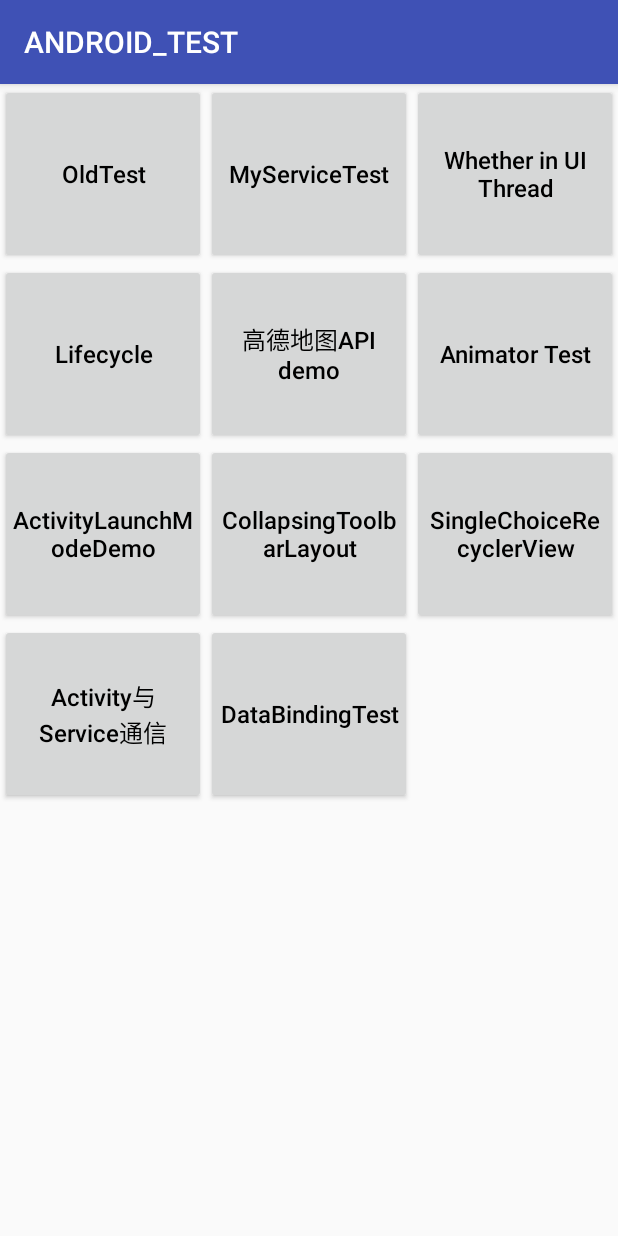
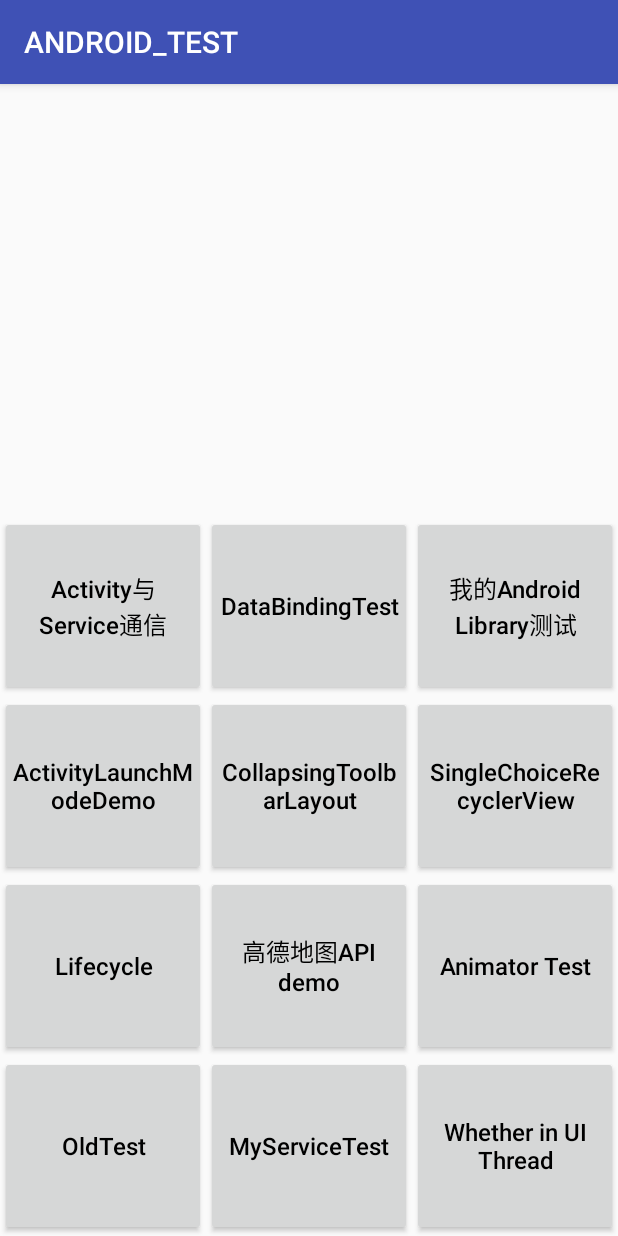
Before and after one commit to Seckawijoki/Seckawijoki_ANDROID_TEST, an Android app: the screen it shows after launch (MainActivity), on a phone screen of 412 x 824 dp. Run offline under Robolectric (Android 15) with nearby library versions, the light colour scheme and no system bars.

Commit message:
Some annotation tests.

```diff
--- a/app/src/main/java/com/seckawijoki/android_test/base/BaseModel.java
+++ b/app/src/main/java/com/seckawijoki/android_test/base/BaseModel.java
@@ -5,7 +5,7 @@ package com.seckawijoki.android_test.base;
  */
 public interface BaseModel<T extends BaseModel.DataCallback> {
     void setDataCallback(T dataCallback);
-    public interface DataCallback{
+    interface DataCallback{
 
     }
 }
--- a/app/src/main/java/com/seckawijoki/android_test/base/RecyclerButton.java
+++ b/app/src/main/java/com/seckawijoki/android_test/base/RecyclerButton.java
@@ -80,6 +80,16 @@ public final class RecyclerButton extends RecyclerView.Adapter<RecyclerButton.Vi
       layoutManager = new LinearLayoutManager(instance.context,
               LinearLayoutManager.HORIZONTAL,
               false);
+      return this;
+    }
+
+    public Builder setReverseGrid(int column){
+      instance.span = column;
+      layoutManager = new GridLayoutManager(
+              instance.context,
+              column,
+              GridLayoutManager.VERTICAL,
+              true);
       return this;
     }
 
--- a/app/src/main/java/com/seckawijoki/android_test/constant/IntentActions.java
+++ b/app/src/main/java/com/seckawijoki/android_test/constant/IntentActions.java
@@ -25,4 +25,5 @@ public interface IntentActions {
   String SINGLE_CHOICE_RECYCLER_VIEW = base + "SINGLE_CHOICE_RECYCLER_VIEW";
   String INTERCOMMUNICATION = base + "INTERCOMMUNICATION";
   String DATA_BINDING_TEST = base + "DATA_BINDING_TEST";
+  String MY_ANDROID_LIBRARY_TEST = base + "MY_ANDROID_LIBRARY_TEST";
 }
--- a/app/src/main/java/com/seckawijoki/android_test/fragment/MainFragment.java
+++ b/app/src/main/java/com/seckawijoki/android_test/fragment/MainFragment.java
@@ -12,6 +12,7 @@ import android.view.ViewGroup;
 import com.seckawijoki.android_test.R;
 import com.seckawijoki.android_test.base.RecyclerButton;
 import com.seckawijoki.android_test.constant.IntentActions;
+import com.seckawijoki.android_test.util.ToastUtil;
 
 /**
  * Created by 瑶琴频曲羽衣魂 on 2018/3/11 at 16:25.
@@ -40,7 +41,7 @@ public class MainFragment extends Fragment implements RecyclerButton.OnRecyclerB
             .setRecyclerView(rv)
             .setWidth(120)
             .setHeight(120)
-            .setVertical(3)
+            .setReverseGrid(3)
             .setOnRecyclerButtonClickListener(this)
             .build();
   }
@@ -58,6 +59,9 @@ public class MainFragment extends Fragment implements RecyclerButton.OnRecyclerB
   @Override
   public void onClick(int position) {
     switch (position) {
+      default:
+        ToastUtil.makeText(getContext(), R.string.app_name);
+        break;
       case Activities.SOCKET_PROGRAMMING:
 //        startActivity(new Intent(IntentActions.SOCKET_PROGRAMMING));
         break;
@@ -82,7 +86,6 @@ public class MainFragment extends Fragment implements RecyclerButton.OnRecyclerB
       case Activities.ANIMATOR_TEST:
         startActivity(new Intent(IntentActions.ANIMATOR_TEST));
         break;
-      default:
       case Activities.LAUNCH_MODE:
         startActivity(new Intent(IntentActions.LAUNCH_MODE));
         break;
@@ -97,6 +100,9 @@ public class MainFragment extends Fragment implements RecyclerButton.OnRecyclerB
         break;
       case Activities.DATA_BINDING_TEST:
         startActivity(IntentActions.DATA_BINDING_TEST);
+        break;
+      case Activities.MY_ANDROID_LIBRARY_TEST:
+        startActivity(IntentActions.MY_ANDROID_LIBRARY_TEST);
         break;
     }
   }
@@ -115,5 +121,6 @@ public class MainFragment extends Fragment implements RecyclerButton.OnRecyclerB
     int DATA_BINDING_TEST = 10;
     int SOCKET_PROGRAMMING = 98;
     int BAIDU_PUSH_FLOW = 99;
+    int MY_ANDROID_LIBRARY_TEST = 100;
   }
 }
--- a/app/src/main/res/values/string_array.xml
+++ b/app/src/main/res/values/string_array.xml
@@ -11,6 +11,7 @@
         <item>SingleChoiceRecyclerView</item>
         <item>Activity与Service通信</item>
         <item>DataBindingTest</item>
+        <item>我的Android Library测试</item>
         <!--<item>Socket编程</item>-->
         <!--<item>百度推流SDK</item>-->
     </string-array>
--- a/settings.gradle
+++ b/settings.gradle
@@ -1 +1 @@
-include ':app'
+include ':app', ':processor', ':annotation'
```
Also changed, not shown: app/build.gradle (+4 -3 lines), app/src/main/AndroidManifest.xml (+90 -78 lines), app/src/main/java/com/seckawijoki/android_test/callback_pattern_mvp/CallbackFragment.java (+21 -1 lines).
